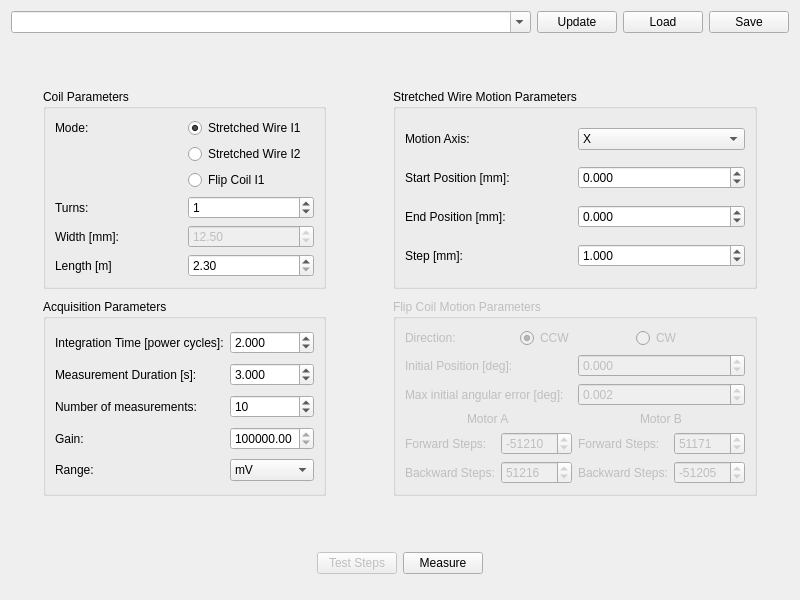
lnls-ima/moving-wire-control, file movingwire/gui/ui/measurementwidget.ui: the form before one commit.
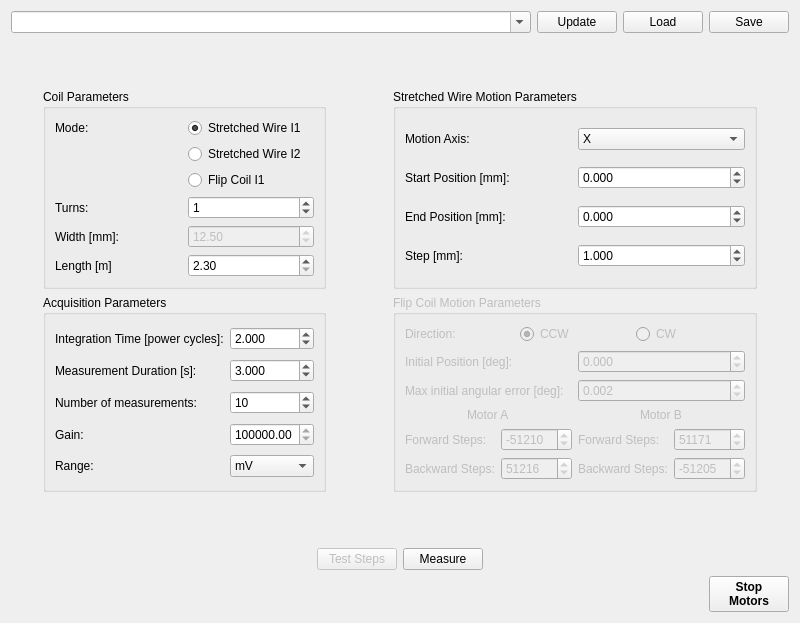
The form after the commit. Icons and pictures are not drawn.

What changed in the file:
```diff
--- a/movingwire/gui/ui/measurementwidget.ui
+++ b/movingwire/gui/ui/measurementwidget.ui
@@ -14,7 +14,23 @@
    <string>Form</string>
   </property>
   <layout class="QGridLayout" name="gridLayout_7">
-   <item row="6" column="0">
+   <item row="3" column="1">
+    <spacer name="verticalSpacer_3">
+     <property name="orientation">
+      <enum>Qt::Vertical</enum>
+     </property>
+     <property name="sizeType">
+      <enum>QSizePolicy::Fixed</enum>
+     </property>
+     <property name="sizeHint" stdset="0">
+      <size>
+       <width>20</width>
+       <height>50</height>
+      </size>
+     </property>
+    </spacer>
+   </item>
+   <item row="4" column="0" colspan="4">
     <layout class="QHBoxLayout" name="horizontalLayout_2">
      <item>
       <spacer name="horizontalSpacer">
@@ -61,7 +77,7 @@
      </item>
     </layout>
    </item>
-   <item row="3" column="0">
+   <item row="2" column="0" colspan="4">
     <layout class="QGridLayout" name="gridLayout_6">
      <item row="0" column="4">
       <spacer name="horizontalSpacer_5">
@@ -647,7 +663,23 @@
      </item>
     </layout>
    </item>
-   <item row="7" column="0">
+   <item row="1" column="1">
+    <spacer name="verticalSpacer_2">
+     <property name="orientation">
+      <enum>Qt::Vertical</enum>
+     </property>
+     <property name="sizeType">
+      <enum>QSizePolicy::Fixed</enum>
+     </property>
+     <property name="sizeHint" stdset="0">
+      <size>
+       <width>20</width>
+       <height>50</height>
+      </size>
+     </property>
+    </spacer>
+   </item>
+   <item row="5" column="1">
     <spacer name="verticalSpacer">
      <property name="orientation">
       <enum>Qt::Vertical</enum>
@@ -660,7 +692,44 @@
      </property>
     </spacer>
    </item>
-   <item row="0" column="0">
+   <item row="5" column="3">
+    <widget class="QPushButton" name="pbt_stop_motors">
+     <property name="font">
+      <font>
+       <weight>75</weight>
+       <bold>true</bold>
+      </font>
+     </property>
+     <property name="text">
+      <string>Stop
+Motors</string>
+     </property>
+     <property name="icon">
+      <iconset>
+       <normaloff>../../resources/img/stop.svg</normaloff>../../resources/img/stop.svg</iconset>
+     </property>
+     <property name="iconSize">
+      <size>
+       <width>25</width>
+       <height>25</height>
+      </size>
+     </property>
+    </widget>
+   </item>
+   <item row="5" column="2">
+    <spacer name="horizontalSpacer_6">
+     <property name="orientation">
+      <enum>Qt::Horizontal</enum>
+     </property>
+     <property name="sizeHint" stdset="0">
+      <size>
+       <width>40</width>
+       <height>20</height>
+      </size>
+     </property>
+    </spacer>
+   </item>
+   <item row="0" column="0" colspan="4">
     <layout class="QHBoxLayout" name="horizontalLayout_4" stretch="0,0,0,0">
      <item>
       <widget class="QComboBox" name="cmb_cfg_name">
@@ -716,38 +785,6 @@
      </item>
     </layout>
    </item>
-   <item row="5" column="0">
-    <spacer name="verticalSpacer_3">
-     <property name="orientation">
-      <enum>Qt::Vertical</enum>
-     </property>
-     <property name="sizeType">
-      <enum>QSizePolicy::Fixed</enum>
-     </property>
-     <property name="sizeHint" stdset="0">
-      <size>
-       <width>20</width>
-       <height>50</height>
-      </size>
-     </property>
-    </spacer>
-   </item>
-   <item row="1" column="0">
-    <spacer name="verticalSpacer_2">
-     <property name="orientation">
-      <enum>Qt::Vertical</enum>
-     </property>
-     <property name="sizeType">
-      <enum>QSizePolicy::Fixed</enum>
-     </property>
-     <property name="sizeHint" stdset="0">
-      <size>
-       <width>20</width>
-       <height>50</height>
-      </size>
-     </property>
-    </spacer>
-   </item>
   </layout>
  </widget>
  <resources/>
```
Left out of the diff: 2 changed lines with no effect on the pictures.
